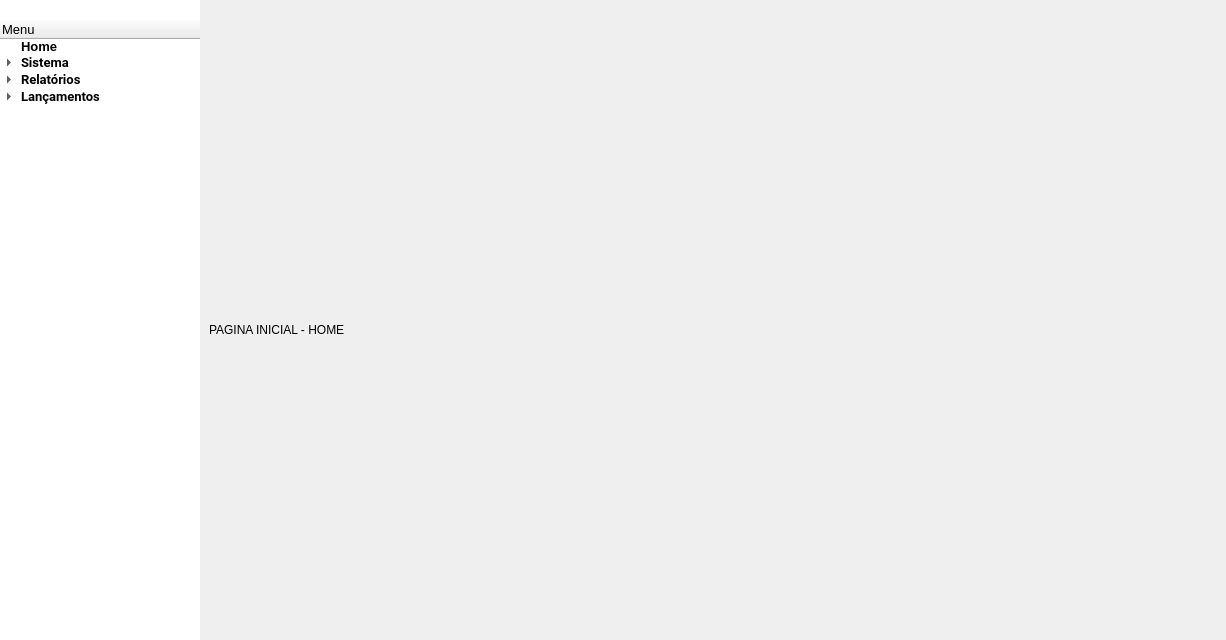
The window that main.ui (JadersonSousa/nazContas) describes before a commit, drawn with Qt 5.
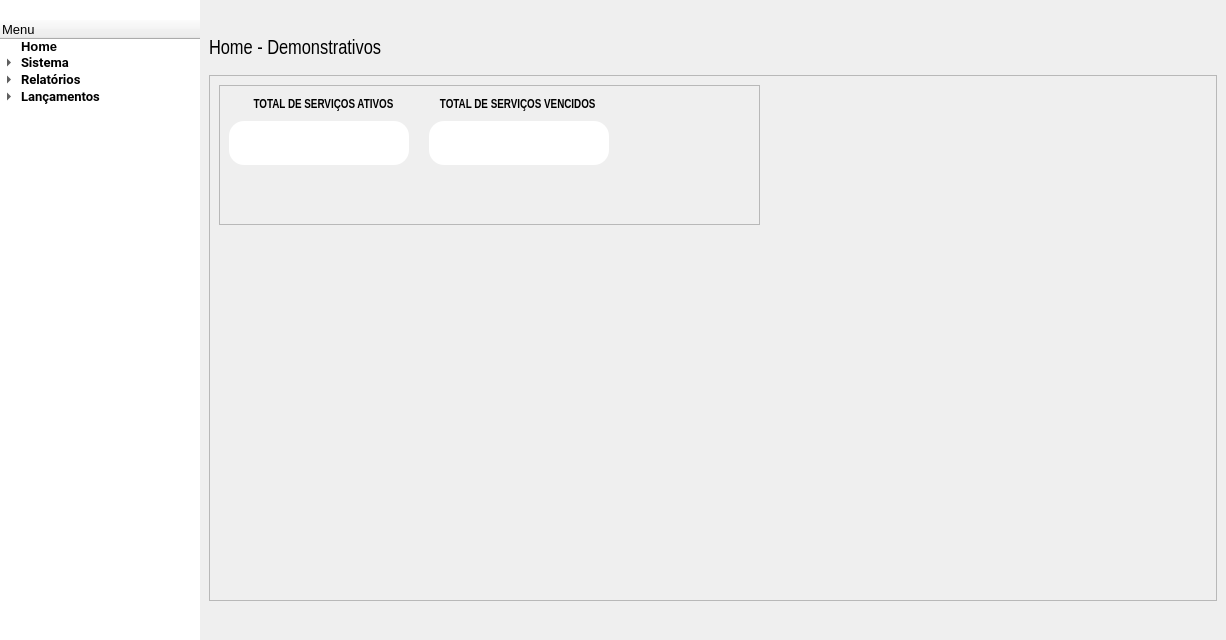
The same window after the commit. Icons and pictures are not drawn.

Commit message: Implementando cards

The edit to the form file:
```diff
--- a/main.ui
+++ b/main.ui
@@ -410,7 +410,7 @@
       </layout>
      </widget>
     </item>
-    <item row="3" column="1">
+    <item row="3" column="2">
      <widget class="QFrame" name="frame_telas">
       <property name="styleSheet">
        <string notr="true"/>
@@ -452,15 +452,237 @@
           <number>0</number>
          </property>
          <widget class="QWidget" name="pg_home">
-          <layout class="QVBoxLayout" name="verticalLayout_8">
-           <item>
-            <widget class="QLabel" name="label_2">
-             <property name="text">
-              <string>PAGINA INICIAL - HOME</string>
+          <widget class="QFrame" name="frame_home">
+           <property name="geometry">
+            <rect>
+             <x>9</x>
+             <y>55</y>
+             <width>1008</width>
+             <height>526</height>
+            </rect>
+           </property>
+           <property name="frameShape">
+            <enum>QFrame::StyledPanel</enum>
+           </property>
+           <property name="frameShadow">
+            <enum>QFrame::Raised</enum>
+           </property>
+           <widget class="QFrame" name="frame_6">
+            <property name="geometry">
+             <rect>
+              <x>10</x>
+              <y>10</y>
+              <width>541</width>
+              <height>140</height>
+             </rect>
+            </property>
+            <property name="frameShape">
+             <enum>QFrame::StyledPanel</enum>
+            </property>
+            <property name="frameShadow">
+             <enum>QFrame::Raised</enum>
+            </property>
+            <widget class="QWidget" name="">
+             <property name="geometry">
+              <rect>
+               <x>10</x>
+               <y>10</y>
+               <width>180</width>
+               <height>70</height>
+              </rect>
              </property>
+             <layout class="QVBoxLayout" name="verticalLayout_8">
+              <item>
+               <widget class="QLabel" name="lb_ServiHome">
+                <property name="maximumSize">
+                 <size>
+                  <width>16777215</width>
+                  <height>20</height>
+                 </size>
+                </property>
+                <property name="font">
+                 <font>
+                  <family>Arial Narrow</family>
+                  <weight>75</weight>
+                  <bold>true</bold>
+                 </font>
+                </property>
+                <property name="layoutDirection">
+                 <enum>Qt::LeftToRight</enum>
+                </property>
+                <property name="text">
+                 <string>         TOTAL DE SERVIÇOS ATIVOS</string>
+                </property>
+               </widget>
+              </item>
+              <item>
+               <widget class="QFrame" name="Subframe_home">
+                <property name="maximumSize">
+                 <size>
+                  <width>16777215</width>
+                  <height>80</height>
+                 </size>
+                </property>
+                <property name="styleSheet">
+                 <string notr="true">#Subframe_home {
+	background-color: #fff;
+	border-radius: 15px;
+	box-shadow: inset 0px 10px 38px -3px rgba(0,0,0,0.1);
+}</string>
+                </property>
+                <property name="frameShape">
+                 <enum>QFrame::StyledPanel</enum>
+                </property>
+                <property name="frameShadow">
+                 <enum>QFrame::Raised</enum>
+                </property>
+                <layout class="QHBoxLayout" name="horizontalLayout_13">
+                 <property name="leftMargin">
+                  <number>0</number>
+                 </property>
+                 <property name="topMargin">
+                  <number>0</number>
+                 </property>
+                 <property name="rightMargin">
+                  <number>0</number>
+                 </property>
+                 <property name="bottomMargin">
+                  <number>0</number>
+                 </property>
+                 <item>
+                  <widget class="QLabel" name="lb_nmServiHome">
+                   <property name="font">
+                    <font>
+                     <pointsize>20</pointsize>
+                    </font>
+                   </property>
+                   <property name="text">
+                    <string/>
+                   </property>
+                   <property name="alignment">
+                    <set>Qt::AlignCenter</set>
+                   </property>
+                  </widget>
+                 </item>
+                </layout>
+               </widget>
+              </item>
+             </layout>
             </widget>
-           </item>
-          </layout>
+            <widget class="QWidget" name="layoutWidget_2">
+             <property name="geometry">
+              <rect>
+               <x>210</x>
+               <y>10</y>
+               <width>180</width>
+               <height>70</height>
+              </rect>
+             </property>
+             <layout class="QVBoxLayout" name="verticalLayout_10">
+              <item>
+               <widget class="QLabel" name="lb_ServiHome_2">
+                <property name="maximumSize">
+                 <size>
+                  <width>16777215</width>
+                  <height>20</height>
+                 </size>
+                </property>
+                <property name="font">
+                 <font>
+                  <family>Arial Narrow</family>
+                  <weight>75</weight>
+                  <bold>true</bold>
+                 </font>
+                </property>
+                <property name="layoutDirection">
+                 <enum>Qt::LeftToRight</enum>
+                </property>
+                <property name="text">
+                 <string>    TOTAL DE SERVIÇOS VENCIDOS</string>
+                </property>
+               </widget>
+              </item>
+              <item>
+               <widget class="QFrame" name="Subframe_home_2">
+                <property name="maximumSize">
+                 <size>
+                  <width>16777215</width>
+                  <height>80</height>
+                 </size>
+                </property>
+                <property name="styleSheet">
+                 <string notr="true">#Subframe_home_2 {
+	background-color: #fff;
+	border-radius: 15px;
+	box-shadow: inset 0px 10px 38px -3px rgba(0,0,0,0.1);
+}</string>
+                </property>
+                <property name="frameShape">
+                 <enum>QFrame::StyledPanel</enum>
+                </property>
+                <property name="frameShadow">
+                 <enum>QFrame::Raised</enum>
+                </property>
+                <layout class="QHBoxLayout" name="horizontalLayout_14">
+                 <property name="leftMargin">
+                  <number>0</number>
+                 </property>
+                 <property name="topMargin">
+                  <number>0</number>
+                 </property>
+                 <property name="rightMargin">
+                  <number>0</number>
+                 </property>
+                 <property name="bottomMargin">
+                  <number>0</number>
+                 </property>
+                 <item>
+                  <widget class="QLabel" name="lb_nmServiHome_2">
+                   <property name="font">
+                    <font>
+                     <pointsize>20</pointsize>
+                    </font>
+                   </property>
+                   <property name="text">
+                    <string/>
+                   </property>
+                   <property name="alignment">
+                    <set>Qt::AlignCenter</set>
+                   </property>
+                  </widget>
+                 </item>
+                </layout>
+               </widget>
+              </item>
+             </layout>
+            </widget>
+           </widget>
+          </widget>
+          <widget class="QLabel" name="lb_home">
+           <property name="geometry">
+            <rect>
+             <x>9</x>
+             <y>9</y>
+             <width>211</width>
+             <height>40</height>
+            </rect>
+           </property>
+           <property name="font">
+            <font>
+             <family>Arial Narrow</family>
+             <pointsize>15</pointsize>
+            </font>
+           </property>
+           <property name="styleSheet">
+            <string notr="true"/>
+           </property>
+           <property name="text">
+            <string>Home - Demonstrativos</string>
+           </property>
+           <property name="margin">
+            <number>10</number>
+           </property>
+          </widget>
          </widget>
          <widget class="QWidget" name="pg_cad_Unidade">
           <property name="styleSheet">
```
The commit also changes 1 other file.
